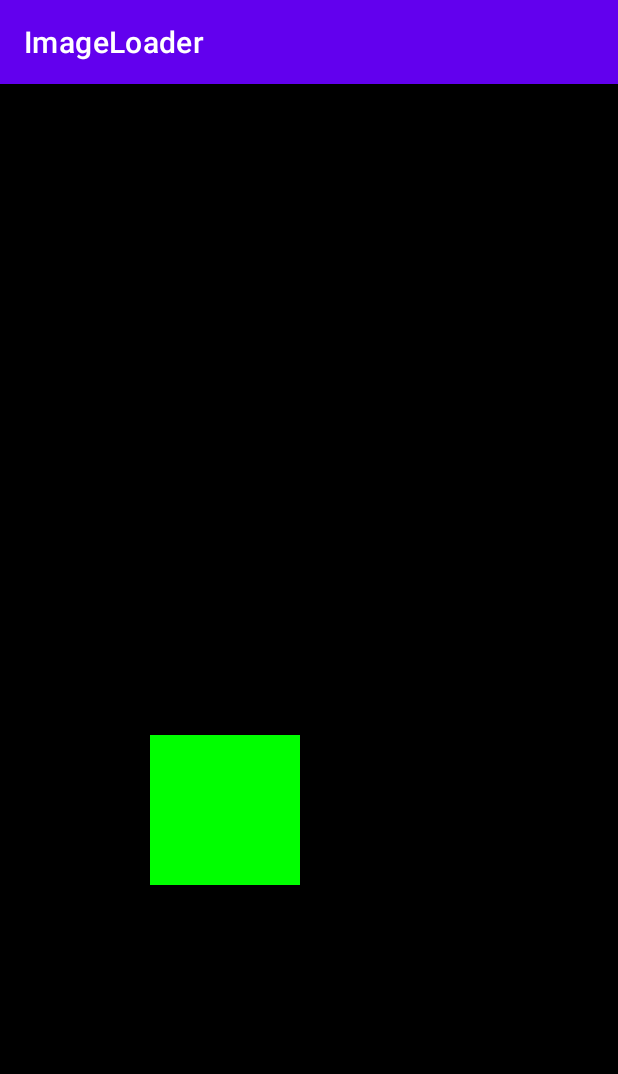
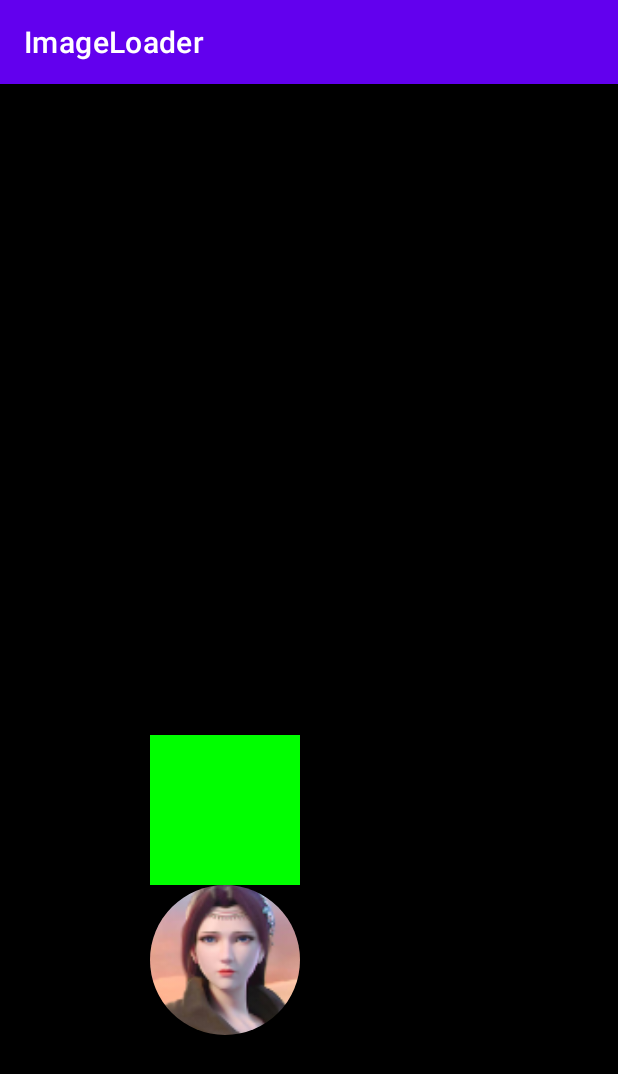
Before and after one commit to one-piece-luffy/ImageLoader, an Android app: the screen it shows after launch (MainActivity), on a phone screen of 412 x 824 dp. Shown: the top 1074 px of the screen. Run offline under Robolectric (Android 15) with nearby library versions, the phone set to English and light mode, and no system bars; pictures from the network do not load.

Commit message:
新增本地图片加载

```diff
--- a/app/src/main/java/com/example/imageloader/MainActivity.java
+++ b/app/src/main/java/com/example/imageloader/MainActivity.java
@@ -23,6 +23,7 @@ public class MainActivity extends AppCompatActivity {
         setContentView(R.layout.activity_main);
         ImageView imageView=findViewById(R.id.img);
         ImageView iv1=findViewById(R.id.img1);
+        ImageView iv2=findViewById(R.id.img2);
         CircleProgressView circleProgressView=findViewById(R.id.progressView);
 
         ImageLoader.getInstance().init(new ImageConfig.Builder().strategyType(ImageLoader.STRATEGY_TYPE.GLIDE).build());
@@ -74,6 +75,17 @@ public class MainActivity extends AppCompatActivity {
                 .build();
         ImageLoader.getInstance().loadImage(this,option1);
 
+        ImageOption option2=new ImageOption.Builder().resId(R.drawable.yz)
+                .imageView(iv2)
+                .placeholder(R.drawable.placeholder)
+                .errorResourceId(R.drawable.error)
+                .autoPlayGif(true)
+                .roundAsCircle(true)
+                .roundingBorderColor(0xffffffff)
+                .roundingBorderWidth(20)
+                .build();
+        ImageLoader.getInstance().loadImage(this,option2);
+
     }
 
     @Override
--- a/app/src/main/res/layout/activity_main.xml
+++ b/app/src/main/res/layout/activity_main.xml
@@ -30,6 +30,12 @@
         android:layout_height="100dp"
         app:layout_constraintLeft_toLeftOf="@+id/img"
         app:layout_constraintTop_toBottomOf="@+id/img"/>
+    <ImageView
+        android:id="@+id/img2"
+        android:layout_width="100dp"
+        android:layout_height="100dp"
+        app:layout_constraintLeft_toLeftOf="@+id/img1"
+        app:layout_constraintTop_toBottomOf="@+id/img1"/>
 
     <com.allfootball.news.imageloader.progress.CircleProgressView
         android:id="@+id/progressView"
--- a/imageloader/src/main/java/com/allfootball/news/imageloader/ImageOption.java
+++ b/imageloader/src/main/java/com/allfootball/news/imageloader/ImageOption.java
@@ -25,8 +25,8 @@ public class ImageOption {
     public int timeOutMillisecond;
     public int cornerType;
     public int roundingBorderWidth;
-
     public int roundingBorderColor;
+    public int resId;
 
 
     private ImageOption(Builder builder) {
@@ -48,6 +48,7 @@ public class ImageOption {
         this.cornerType=builder.cornerType;
         this.roundingBorderWidth=builder.roundingBorderWidth;
         this.roundingBorderColor=builder.roundingBorderColor;
+        this.resId=builder.resId;
     }
 
     public static class Builder {
@@ -69,6 +70,7 @@ public class ImageOption {
         int cornerType;
         int roundingBorderWidth;
         int roundingBorderColor;
+        int resId;
 
         public Builder context(Context context) {
             this.context = context;
@@ -87,6 +89,10 @@ public class ImageOption {
 
         public Builder failRes(int failRes) {
             this.failRes = failRes;
+            return this;
+        }
+        public Builder resId(int resId) {
+            this.resId = resId;
             return this;
         }
 
--- a/imageloader/src/main/java/com/allfootball/news/imageloader/glide/GlideImageLoaderStrategy.java
+++ b/imageloader/src/main/java/com/allfootball/news/imageloader/glide/GlideImageLoaderStrategy.java
@@ -205,6 +205,11 @@ public class GlideImageLoaderStrategy implements BaseImageStrategy {
         RequestOptions requestOptions = getOptions(context, option.placeholder, option.errorResourceId, option.roundAsCircle,
                 option.roundedCornerRadius, option.scaleType, option.autoPlayGif, option.cornerType);
 
+        if(TextUtils.isEmpty(option.url)){
+            Glide.with(context).load(option.resId).apply(requestOptions)
+                    .into(option.imageView);
+            return;
+        }
         Glide.with(context).load(option.url).apply(requestOptions)
                 .into(new SimpleTarget<Drawable>() {
                     @Override
```
Also changed, not shown: app/src/main/res/drawable-xxhdpi/yz.jpeg (added).
